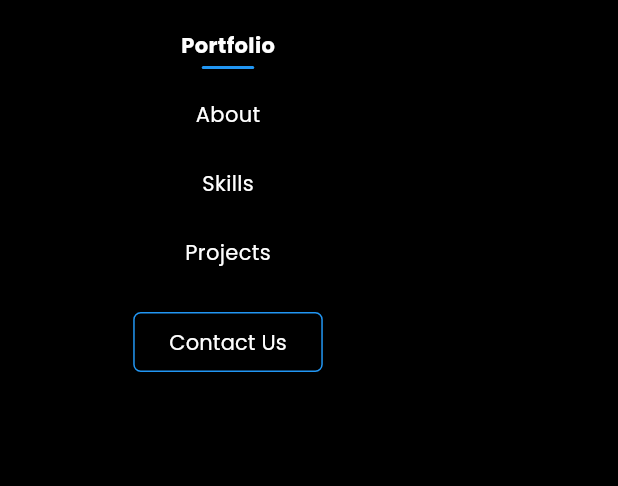
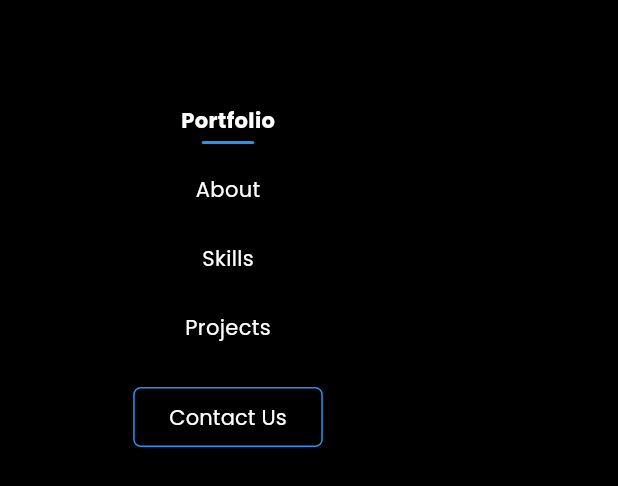
Before and after one commit to umar-24/portfolio, a Flutter app: the MyDrawer widget shown alone on an empty page, opened directly, on a phone screen of 412 x 824 dp. Shown: the top 486 px of the screen. Run offline on Flutter 3.47's test engine with Material 3 defaults, Android fonts, the phone set to English and light mode, and no system bars.

Commit message:
Third Commit

```diff
--- a/lib/pages/containers/header_container.dart
+++ b/lib/pages/containers/header_container.dart
@@ -1,4 +1,4 @@
-// ignore_for_file: prefer_const_constructors, prefer_const_literals_to_create_immutables
+// ignore_for_file: prefer_const_constructors
 
 import 'package:flutter/material.dart';
 import 'dart:async';
@@ -15,8 +15,8 @@ class HeaderContainer extends StatefulWidget {
   State<HeaderContainer> createState() => _HeaderContainerState();
 }
 
-class _HeaderContainerState extends State<HeaderContainer>
-    with SingleTickerProviderStateMixin {
+class _HeaderContainerState extends State<HeaderContainer> with SingleTickerProviderStateMixin {
+
   final List<String> titles = [
     "Flutter App Developer.",
     "Mobile App Developer."
@@ -70,103 +70,183 @@ class _HeaderContainerState extends State<HeaderContainer>
 
   @override
   Widget build(BuildContext context) {
+    return LayoutBuilder(
+      builder: (context, constraints) {
+        // Determine if the screen size is considered "mobile" or "desktop"
+        bool isMobile = constraints.maxWidth < 600;
+
         return Container(
           color: Colors.black,
-      height: 700,
-      child: Padding(
           padding: const EdgeInsets.symmetric(horizontal: 25),
-        child: Row(
+          child: isMobile ? _buildMobileLayout() : _buildDesktopLayout(),
+        );
+      },
+    );
+  }
+
+  // Mobile layout
+  Widget _buildMobileLayout() {
+    return Column(
+      children: [
+        SizedBox(height: 30),
+        Container(
+          height: 300,
+          child: Image.asset(
+            profilePic,
+            height: 300,
+            fit: BoxFit.contain,
+          ),
+        ),
+        _buildTextContent(),
+      ],
+    );
+  }
+
+  // Desktop layout
+  Widget _buildDesktopLayout() {
+    return Row(
       mainAxisAlignment: MainAxisAlignment.spaceBetween,
       children: [
-            const SizedBox(
-              height: 30,
+        SizedBox(height: 30),
+        Expanded(
+          flex: 2,
+          child: _buildTextContent(),
         ),
-            //===================  container 1 =================
-            Container(
+        Expanded(
+          flex: 1,
+          child: Container(
+            height: 600,
+            child: Image.asset(
+              profilePic,
+              height: 600,
+              fit: BoxFit.contain,
+            ),
+          ),
+        ),
+      ],
+    );
+  }
+
+  // Text content
+  Widget _buildTextContent() {
+    return Container(
       padding: EdgeInsets.all(16),
-              height: 600,
       child: Column(
         mainAxisAlignment: MainAxisAlignment.center,
         crossAxisAlignment: CrossAxisAlignment.start,
         children: [
           Row(
   children: [
-                      Text(
+    MediaQuery.of(context).size.width < 600
+        ? Text(
             "Hey, It's ",
             style: TextStyle(
               color: Colors.white,
-                          fontSize: 46,
+              fontSize: 20, // Smaller font for mobile
+              fontWeight: FontWeight.bold,
+            ),
+          )
+        : Text(
+            "Hey, It's ",
+            style: TextStyle(
+              color: Colors.white,
+              fontSize: 46, // Larger font for desktop
               fontWeight: FontWeight.bold,
             ),
           ),
-                      Text(
+    MediaQuery.of(context).size.width < 600
+        ? Text(
             "Umar",
             style: TextStyle(
               color: skyBlueColor,
-                          fontSize: 46,
+              fontSize: 20, // Smaller font for mobile
+              fontWeight: FontWeight.bold,
+            ),
+          )
+        : Text(
+            "Umar",
+            style: TextStyle(
+              color: skyBlueColor,
+              fontSize: 46, // Larger font for desktop
               fontWeight: FontWeight.bold,
             ),
           ),
   ],
 ),
+
 SizedBox(height: 5),
+
 Row(
   crossAxisAlignment: CrossAxisAlignment.end,
   children: [
-                      Text(
+    MediaQuery.of(context).size.width < 600
+        ? Text(
             "I'm ",
             style: TextStyle(
               color: Colors.white,
-                            fontSize: 46,
-                            fontWeight: FontWeight.bold),
+              fontSize: 20, // Smaller font for mobile
+              fontWeight: FontWeight.bold,
             ),
-                      Text(
+          )
+        : Text(
+            "I'm ",
+            style: TextStyle(
+              color: Colors.white,
+              fontSize: 46, // Larger font for desktop
+              fontWeight: FontWeight.bold,
+            ),
+          ),
+    MediaQuery.of(context).size.width < 600
+        ? Text(
             displayedText,
             style: TextStyle(
               color: skyBlueColor,
-                          fontSize: 46,
+              fontSize: 20, // Smaller font for mobile
+              fontWeight: FontWeight.bold,
+            ),
+          )
+        : Text(
+            displayedText,
+            style: TextStyle(
+              color: skyBlueColor,
+              fontSize: 46, // Larger font for desktop
               fontWeight: FontWeight.bold,
             ),
           ),
     // Blinking cursor
     AnimatedOpacity(
-                        opacity: charIndex == titles[currentIndex].length
-                            ? 0.0
-                            : 1.0,
+      opacity: charIndex == titles[currentIndex].length ? 0.0 : 1.0,
       duration: Duration(milliseconds: 500),
-                        child: Text(
+      child: MediaQuery.of(context).size.width < 600
+          ? Text(
               '|',
               style: TextStyle(
                 color: skyBlueColor,
-                            fontSize: 46,
+                fontSize: 20, // Smaller font for mobile
+                fontWeight: FontWeight.bold,
+              ),
+            )
+          : Text(
+              '|',
+              style: TextStyle(
+                color: skyBlueColor,
+                fontSize: 46, // Larger font for desktop
                 fontWeight: FontWeight.bold,
               ),
             ),
     ),
   ],
 ),
+
           Text(
             "I am a Flutter mobile app developer with 2 years of experience creating high-performing cross-platform \napplicationsfor Android and iOS.My expertise includes intuitive UI design, backend integration, \nand scalable code.I am passionate about building innovative, user-focused mobile solutions.",
             style: TextStyle(color: Colors.white, fontSize: 14),
           ),
-                  const SizedBox(height: 30,),
+          const SizedBox(height: 30),
           SocialMediaRow(),
-                const SizedBox(height: 30,),
-                DownloadButton(buttonText: "Download Resume", height: 50, width: 200, onPressed: (){}),
-
+          const SizedBox(height: 30),
+          DownloadButton(buttonText: "Download Resume", height: 50, width: 200, onPressed: () {}),
         ],
-              ),
-            ),
-            //===================  container 2 =================
-            const SizedBox(
-              height: 50,
-            ),
-            Image.asset(
-              profilePic,
-              height: 600,
-            )
-          ],
-        ),
       ),
     );
   }
--- a/lib/pages/containers/nav_bar.dart
+++ b/lib/pages/containers/nav_bar.dart
@@ -59,7 +59,7 @@ class _NavBarState extends State<NavBar> {
                         });
                       }, activeIndex: activeIndex),
                       const SizedBox(width: 20),
-                     OutlineButtonWidget(onPressed: (){}, text: "Contact Us"),
+                     OutlineButtonWidget(onPressed: (){}, text: "Contact Me"),
                     ],
                   )
                 : IconButton(
--- a/lib/pages/home_page.dart
+++ b/lib/pages/home_page.dart
@@ -16,10 +16,12 @@ class _HomePageState extends State<HomePage> {
   @override
   Widget build(BuildContext context) {
     return  Scaffold(
+      // appBar: AppBar(),
       endDrawer: MyDrawer(),
       body: SingleChildScrollView(
         child: Column(
           children: const [
+            SizedBox(height: 40,),
             NavBar(),
             HeaderContainer()
           ],
--- a/lib/widgets/my_drawer.dart
+++ b/lib/widgets/my_drawer.dart
@@ -20,7 +20,7 @@ class _MyDrawerState extends State<MyDrawer> {
       child: Column(
         crossAxisAlignment: CrossAxisAlignment.center,
         children: [
-          const SizedBox(height: 20),
+          const SizedBox(height: 70),
            NavButtons(text: "Portfolio", index: 0, onTap: (index){
                         setState(() {
                           activeIndex = index;
--- a/lib/widgets/social_media_buttons.dart
+++ b/lib/widgets/social_media_buttons.dart
@@ -72,7 +72,7 @@ class _SocialMediaRowState extends State<SocialMediaRow> {
   @override
   Widget build(BuildContext context) {
     return Row(
-      mainAxisAlignment: MainAxisAlignment.center,
+      mainAxisAlignment: MainAxisAlignment.start,
       children: [
         _buildSocialButton(
           imagePath: github,
```
Lines whose indentation alone changed are shown as unchanged.
